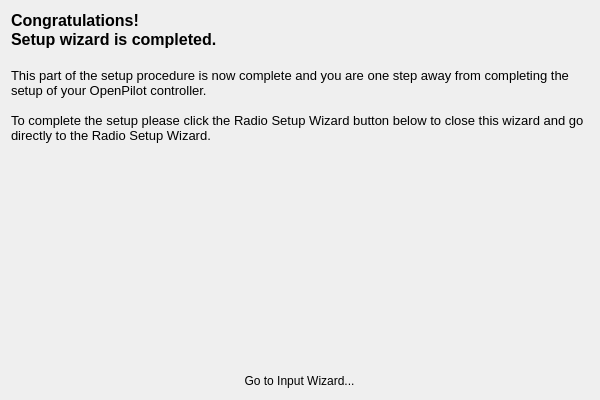
Qt form ground/openpilotgcs/src/plugins/setupwizard/pages/opendpage.ui (openpilot/OpenPilot) before a commit.
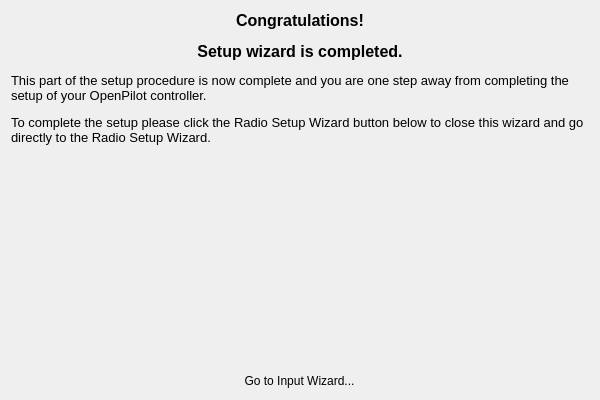
The same form after that commit. Icons and pictures are not drawn.

Commit message: OP-1556 Bigger window size, Font sizes on all pages

```diff
--- a/ground/openpilotgcs/src/plugins/setupwizard/pages/opendpage.ui
+++ b/ground/openpilotgcs/src/plugins/setupwizard/pages/opendpage.ui
@@ -23,17 +23,7 @@
    <item>
     <widget class="QLabel" name="label_2">
      <property name="text">
-      <string>&lt;!DOCTYPE HTML PUBLIC &quot;-//W3C//DTD HTML 4.0//EN&quot; &quot;http://www.w3.org/TR/REC-html40/strict.dtd&quot;&gt;
-&lt;html&gt;&lt;head&gt;&lt;meta name=&quot;qrichtext&quot; content=&quot;1&quot; /&gt;&lt;style type=&quot;text/css&quot;&gt;
-p, li { white-space: pre-wrap; }
-&lt;/style&gt;&lt;/head&gt;&lt;body style=&quot; font-family:'MS Shell Dlg 2'; font-size:8pt; font-weight:400; font-style:normal;&quot;&gt;
-&lt;p style=&quot; margin-top:0px; margin-bottom:0px; margin-left:0px; margin-right:0px; -qt-block-indent:0; text-indent:0px;&quot;&gt;&lt;span style=&quot; font-size:12pt; font-weight:600;&quot;&gt;Congratulations!&lt;/span&gt;&lt;/p&gt;
-&lt;p style=&quot; margin-top:0px; margin-bottom:0px; margin-left:0px; margin-right:0px; -qt-block-indent:0; text-indent:0px;&quot;&gt;&lt;span style=&quot; font-size:12pt; font-weight:600;&quot;&gt;Setup wizard is completed.&lt;/span&gt;&lt;/p&gt;
-&lt;p style=&quot;-qt-paragraph-type:empty; margin-top:0px; margin-bottom:0px; margin-left:0px; margin-right:0px; -qt-block-indent:0; text-indent:0px; font-size:12pt; font-weight:600;&quot;&gt;&lt;br /&gt;&lt;/p&gt;
-&lt;p style=&quot; margin-top:0px; margin-bottom:0px; margin-left:0px; margin-right:0px; -qt-block-indent:0; text-indent:0px;&quot;&gt;&lt;span style=&quot; font-size:10pt;&quot;&gt;This part of the setup procedure is now complete and you are one step away from completing the setup of your OpenPilot controller.&lt;/span&gt;&lt;/p&gt;
-&lt;p style=&quot;-qt-paragraph-type:empty; margin-top:0px; margin-bottom:0px; margin-left:0px; margin-right:0px; -qt-block-indent:0; text-indent:0px; font-size:10pt;&quot;&gt;&lt;br /&gt;&lt;/p&gt;
-&lt;p style=&quot; margin-top:0px; margin-bottom:0px; margin-left:0px; margin-right:0px; -qt-block-indent:0; text-indent:0px;&quot;&gt;&lt;span style=&quot; font-size:10pt;&quot;&gt;To complete the setup please click the Radio Setup Wizard button below to close this wizard and go directly to the Radio Setup Wizard.&lt;/span&gt;&lt;/p&gt;
-&lt;p style=&quot;-qt-paragraph-type:empty; margin-top:0px; margin-bottom:0px; margin-left:0px; margin-right:0px; -qt-block-indent:0; text-indent:0px; font-size:10pt;&quot;&gt;&lt;br /&gt;&lt;/p&gt;&lt;/body&gt;&lt;/html&gt;</string>
+      <string>&lt;html&gt;&lt;head/&gt;&lt;body&gt;&lt;p align=&quot;center&quot;&gt;&lt;span style=&quot; font-family:'MS Shell Dlg 2'; font-size:12pt; font-weight:600;&quot;&gt;Congratulations!&lt;/span&gt;&lt;/p&gt;&lt;p align=&quot;center&quot;&gt;&lt;span style=&quot; font-family:'MS Shell Dlg 2'; font-size:12pt; font-weight:600;&quot;&gt;Setup wizard is completed.&lt;/span&gt;&lt;/p&gt;&lt;p&gt;&lt;span style=&quot; font-family:'MS Shell Dlg 2'; font-size:10pt;&quot;&gt;This part of the setup procedure is now complete and you are one step away from completing the setup of your OpenPilot controller.&lt;/span&gt;&lt;/p&gt;&lt;p&gt;&lt;span style=&quot; font-family:'MS Shell Dlg 2'; font-size:10pt;&quot;&gt;To complete the setup please click the Radio Setup Wizard button below to close this wizard and go directly to the Radio Setup Wizard.&lt;/span&gt;&lt;/p&gt;&lt;/body&gt;&lt;/html&gt;</string>
      </property>
      <property name="alignment">
       <set>Qt::AlignLeading|Qt::AlignLeft|Qt::AlignTop</set>
```
The commit also changes 19 other files.
